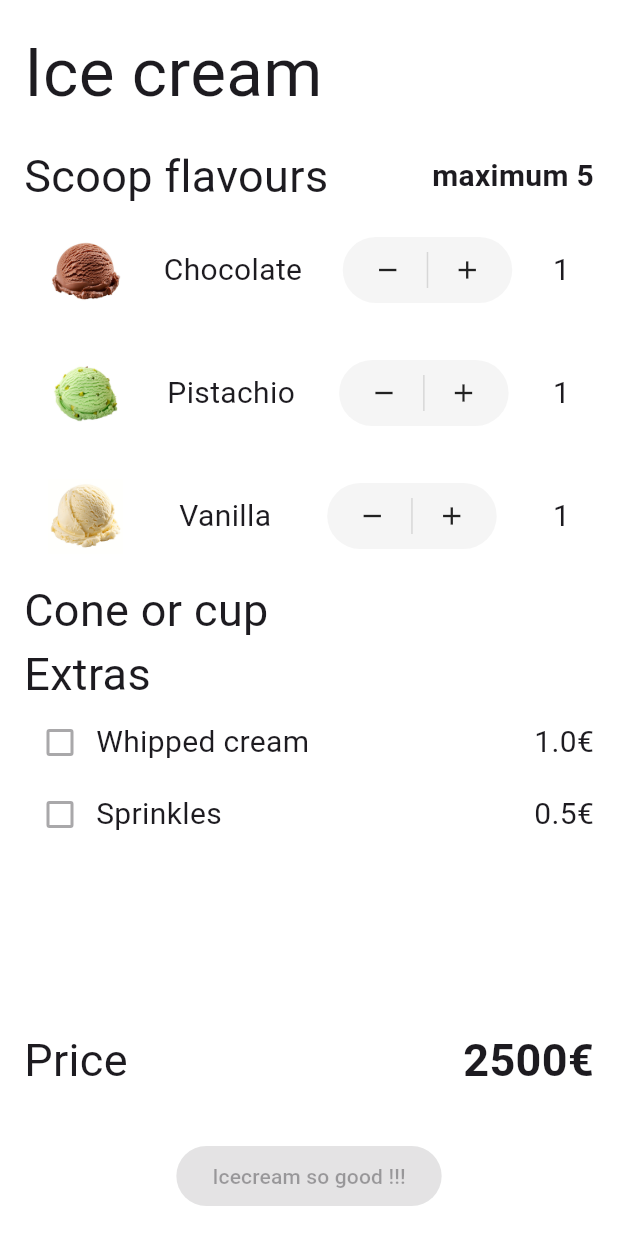
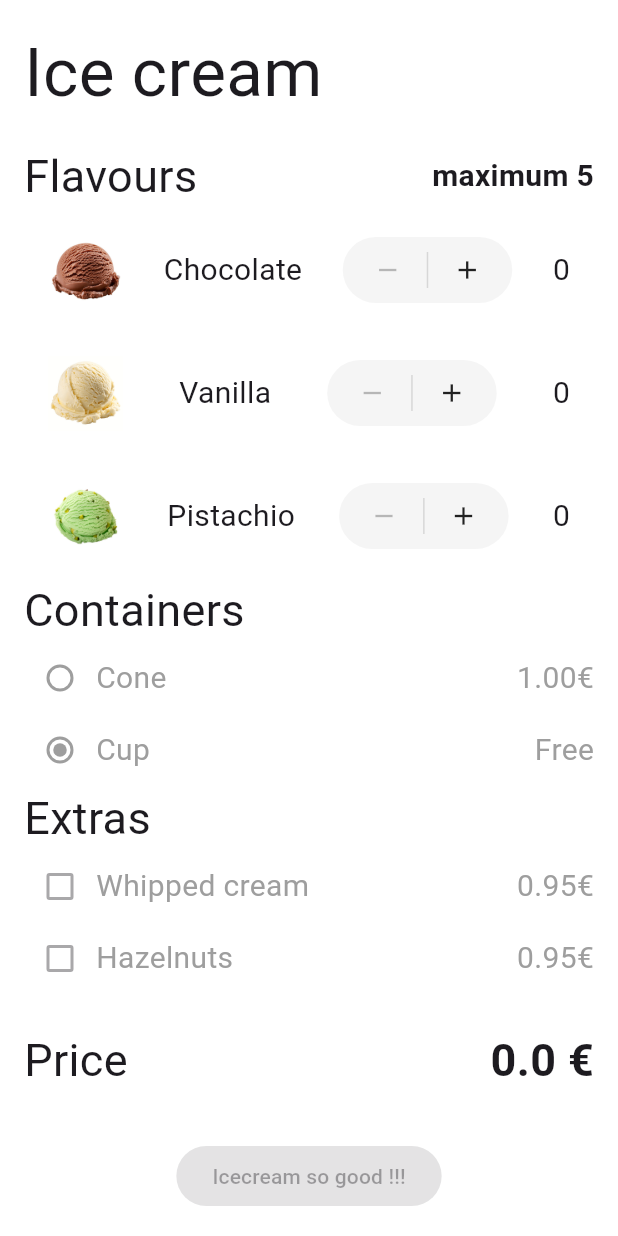
Before and after one commit to lukameunier/ice-cream, a Flutter app: the screen it shows after launch, on a phone screen of 412 x 824 dp. Run offline on Flutter 3.47's test engine with Material 3 defaults, Android fonts, the phone set to English and light mode, and no system bars; our stand-ins replace get_it.

Commit message:
feat(presenter): add the binding between the data and the view thanks to the presenter

```diff
--- a/lib/presenters/home_page_presenter.dart
+++ b/lib/presenters/home_page_presenter.dart
@@ -18,9 +18,10 @@ class HomePagePresenter extends ChangeNotifier {
   List<Extra> get extras => _repository.extras;
   List<IcecreamContainer> get containers => _repository.containers;
 
-  int get totalScoops => _selectedScoops.values.fold(0, (sum, count) => sum + count);
+  int get totalScoops =>
+      _selectedScoops.values.fold(0, (sum, count) => sum + count);
   bool get canAddScoop => totalScoops < 5;
-  bool get canMakeIcecream => totalScoops > 0;
+  bool get canMakeIcecream => totalScoops > 0 && totalScoops <= 5;
   ContainerType get selectedContainer => _selectedContainer;
 
   int getScoopCount(String flavourId) => _selectedScoops[flavourId] ?? 0;
@@ -31,7 +32,9 @@ class HomePagePresenter extends ChangeNotifier {
 
     double price = PricingService.scoopPrices[totalScoops] ?? 0;
 
-    final container = containers.firstWhere((c) => c.type == _selectedContainer);
+    final container = containers.firstWhere(
+      (c) => c.type == _selectedContainer,
+    );
     price += container.price;
 
     for (final extraId in _selectedExtras) {
@@ -99,4 +102,9 @@ class HomePagePresenter extends ChangeNotifier {
     _selectedExtras.clear();
     notifyListeners();
   }
+
+  void onContainerChanged(ContainerType? value) {
+    if (value == null) return;
+    selectContainer(value);
+  }
 }
--- a/lib/views/pages/home_page_widget.dart
+++ b/lib/views/pages/home_page_widget.dart
@@ -1,12 +1,20 @@
 import 'package:flutter/material.dart';
 import 'package:icecream/views/widgets/extras_widget.dart';
 import 'package:icecream/views/widgets/flavours_widget.dart';
+import 'package:provider/provider.dart';
+
+import '../../models/container_type.dart';
+import '../../presenters/home_page_presenter.dart';
 
 class HomePageWidget extends StatelessWidget {
   const HomePageWidget({super.key});
 
   @override
   Widget build(BuildContext context) {
+    final presenter = context.watch<HomePagePresenter>();
+
+    final enabled = presenter.totalScoops > 0;
+
     return Scaffold(
       backgroundColor: Colors.white,
       body: SafeArea(
@@ -15,26 +23,33 @@ class HomePageWidget extends StatelessWidget {
           child: Column(
             crossAxisAlignment: CrossAxisAlignment.start,
             children: [
-              Text(
-                "Ice cream",
-                style: TextStyle(fontSize: 45),
-              ),
+              Text("Ice cream", style: TextStyle(fontSize: 45)),
 
               const SizedBox(height: 16),
 
               Row(
                 mainAxisAlignment: MainAxisAlignment.spaceBetween,
-                children: const [
-                  Text(
-                    "Scoop flavours",
+                children: [
+                  const Text(
+                    "Flavours",
                     style: TextStyle(fontSize: 30),
                     textAlign: TextAlign.start,
                   ),
-                  Text(
+                  presenter.canAddScoop
+                      ? const Text(
                           "maximum 5",
                           style: TextStyle(
                             fontSize: 20,
-                        fontWeight: FontWeight.bold
+                            fontWeight: FontWeight.bold,
+                          ),
+                          textAlign: TextAlign.end,
+                        )
+                      : const Text(
+                          "Too many scooped",
+                          style: TextStyle(
+                            fontSize: 20,
+                            fontWeight: FontWeight.bold,
+                            color: Colors.red,
                           ),
                           textAlign: TextAlign.end,
                         ),
@@ -42,23 +57,74 @@ class HomePageWidget extends StatelessWidget {
               ),
 
               Column(
-                mainAxisAlignment: MainAxisAlignment.spaceBetween,
-                children: const [
-                  FlavoursWidget(imagePath: "chocolate.jpg", flavourName: "Chocolate"),
-                  FlavoursWidget(imagePath: "pistachio.jpg", flavourName: "Pistachio"),
-                  FlavoursWidget(imagePath: "vanilla.jpg", flavourName: "Vanilla"),
-                ],
+                children: presenter.flavours
+                    .map(
+                      (flavour) => FlavoursWidget(
+                        flavourId: flavour.id,
+                        imagePath: flavour.imagePath.replaceFirst(
+                          'assets/',
+                          '',
+                        ),
+                        flavourName: flavour.name,
+                      ),
+                    )
+                    .toList(),
               ),
 
               Text(
-                "Cone or cup",
+                "Containers",
                 style: TextStyle(fontSize: 30),
                 textAlign: TextAlign.start,
               ),
-              Column(
+
+              RadioGroup<ContainerType>(
+                groupValue: presenter.selectedContainer,
+                onChanged: enabled ? presenter.onContainerChanged : (_) {},
+
+                child: Column(
+                  children: presenter.containers
+                      .map(
+                        (container) => Row(
                           children: [
+                            Radio<ContainerType>(
+                              value: container.type,
 
+                              enabled: enabled,
+                              fillColor:
+                                  WidgetStateProperty.resolveWith<Color?>((
+                                    states,
+                                  ) {
+                                    if (states.contains(WidgetState.disabled)) {
+                                      return Colors.grey;
+                                    }
+                                    return Colors.blue;
+                                  }),
+                            ),
+
+                            Text(
+                              container.type == ContainerType.cone
+                                  ? "Cone"
+                                  : "Cup",
+                              style: TextStyle(
+                                fontSize: 20,
+                                color: enabled ? Colors.black : Colors.grey,
+                              ),
+                            ),
+                            const Spacer(),
+                            Text(
+                              container.price > 0
+                                  ? "${container.price.toStringAsFixed(2)}€"
+                                  : "Free",
+                              style: TextStyle(
+                                fontSize: 20,
+                                color: enabled ? Colors.black : Colors.grey,
+                              ),
+                            ),
                           ],
+                        ),
+                      )
+                      .toList(),
+                ),
               ),
 
               Text(
@@ -67,10 +133,15 @@ class HomePageWidget extends StatelessWidget {
                 textAlign: TextAlign.start,
               ),
               Column(
-                children: [
-                  ExtrasWidget(extrasName: "Whipped cream", price: 1.00),
-                  ExtrasWidget(extrasName: "Sprinkles", price: 0.50)
-                ],
+                children: presenter.extras
+                    .map(
+                      (extra) => ExtrasWidget(
+                        extraId: extra.id,
+                        extrasName: extra.name,
+                        price: extra.price,
+                      ),
+                    )
+                    .toList(),
               ),
 
               const Spacer(),
@@ -84,11 +155,8 @@ class HomePageWidget extends StatelessWidget {
                   ),
                   Expanded(child: const SizedBox()),
                   Text(
-                    "2500€",
-                    style: TextStyle(
-                        fontSize: 30,
-                        fontWeight: FontWeight.bold
-                    ),
+                    "${presenter.totalPrice.toString()} €",
+                    style: TextStyle(fontSize: 30, fontWeight: FontWeight.bold),
                     textAlign: TextAlign.start,
                   ),
                 ],
@@ -100,7 +168,9 @@ class HomePageWidget extends StatelessWidget {
                 children: [
                   Spacer(),
                   ElevatedButton(
-                    onPressed: null,
+                    onPressed: presenter.canMakeIcecream
+                        ? () => presenter.makeIcecream()
+                        : null,
                     style: ElevatedButton.styleFrom(
                       backgroundColor: Colors.blue,
                       foregroundColor: Colors.white,
--- a/lib/views/widgets/button_widget.dart
+++ b/lib/views/widgets/button_widget.dart
@@ -1,17 +1,19 @@
 import 'package:flutter/material.dart';
+import 'package:provider/provider.dart';
+
+import '../../presenters/home_page_presenter.dart';
 
 class ButtonWidget extends StatelessWidget {
-  final VoidCallback? onMinus;
-  final VoidCallback? onPlus;
+  final String flavourId;
 
-  const ButtonWidget({
-    super.key,
-    this.onMinus,
-    this.onPlus,
-  });
+  const ButtonWidget({super.key, required this.flavourId});
 
   @override
   Widget build(BuildContext context) {
+    final presenter = context.watch<HomePagePresenter>();
+    final scoopCount = presenter.getScoopCount(flavourId);
+    final canAdd = presenter.canAddScoop;
+
     return Container(
       decoration: BoxDecoration(
         color: const Color(0xFFF5F5F5),
@@ -23,32 +25,30 @@ class ButtonWidget extends StatelessWidget {
         children: [
           InkWell(
             borderRadius: BorderRadius.circular(999),
-            onTap: onMinus,
-            child: const Padding(
+            onTap: scoopCount > 0
+                ? () => presenter.removeScoop(flavourId)
+                : null,
+            child: Padding(
               padding: EdgeInsets.symmetric(horizontal: 16, vertical: 8),
               child: Icon(
                 Icons.remove,
                 size: 20,
-                color: Colors.black87,
+                color: scoopCount > 0 ? Colors.black87 : Colors.black26,
               ),
             ),
           ),
 
-          Container(
-            width: 1,
-            height: 24,
-            color: Colors.black12,
-          ),
+          Container(width: 1, height: 24, color: Colors.black12),
 
           InkWell(
             borderRadius: BorderRadius.circular(999),
-            onTap: onPlus,
-            child: const Padding(
+            onTap: canAdd ? () => presenter.addScoop(flavourId) : null,
+            child: Padding(
               padding: EdgeInsets.symmetric(horizontal: 16, vertical: 8),
               child: Icon(
                 Icons.add,
                 size: 20,
-                color: Colors.black87,
+                color: canAdd ? Colors.black87 : Colors.black26,
               ),
             ),
           ),
--- a/lib/views/widgets/extras_widget.dart
+++ b/lib/views/widgets/extras_widget.dart
@@ -1,27 +1,47 @@
 import 'package:flutter/material.dart';
+import 'package:provider/provider.dart';
+
+import '../../presenters/home_page_presenter.dart';
 
 class ExtrasWidget extends StatelessWidget {
-
+  final String extraId;
   final String extrasName;
   final double price;
 
-  const ExtrasWidget({super.key, required this.extrasName, required this.price});
+  const ExtrasWidget({
+    super.key,
+    required this.extraId,
+    required this.extrasName,
+    required this.price,
+  });
 
   @override
   Widget build(BuildContext context) {
+    final presenter = context.watch<HomePagePresenter>();
+    final isEnabled = presenter.totalScoops > 0;
+
     return Row(
       mainAxisAlignment: MainAxisAlignment.spaceBetween,
       children: [
-        Checkbox(value: false, onChanged: null),
+        Checkbox(
+          value: presenter.isExtraSelected(extraId),
+          onChanged: isEnabled ? (_) => presenter.toggleExtra(extraId) : null,
+        ),
         Text(
           extrasName,
-          style: TextStyle(fontSize: 20),
+          style: TextStyle(
+            fontSize: 20,
+            color: isEnabled ? Colors.black : Colors.grey,
+          ),
         ),
-        Expanded(child: Spacer()),
+        Spacer(),
         Text(
-          "$price€",
-          style: TextStyle(fontSize: 20),
-        )
+          "${price.toStringAsFixed(2)}€",
+          style: TextStyle(
+            fontSize: 20,
+            color: isEnabled ? Colors.black : Colors.grey,
+          ),
+        ),
       ],
     );
   }
--- a/lib/views/widgets/flavours_widget.dart
+++ b/lib/views/widgets/flavours_widget.dart
@@ -1,16 +1,25 @@
 import 'package:flutter/material.dart';
+import 'package:provider/provider.dart';
 
+import '../../presenters/home_page_presenter.dart';
 import 'button_widget.dart';
 
 class FlavoursWidget extends StatelessWidget {
-
   final String imagePath;
   final String flavourName;
+  final String flavourId;
 
-  const FlavoursWidget({super.key, required this.imagePath, required this.flavourName});
+  const FlavoursWidget({
+    super.key,
+    required this.imagePath,
+    required this.flavourName,
+    required this.flavourId,
+  });
 
   @override
   Widget build(BuildContext context) {
+    final presenter = context.watch<HomePagePresenter>();
+
     return Padding(
       padding: const EdgeInsets.all(16.0),
       child: Column(
@@ -19,17 +28,11 @@ class FlavoursWidget extends StatelessWidget {
           Row(
             mainAxisAlignment: MainAxisAlignment.spaceBetween,
             children: [
-              Image(
-                image: AssetImage("${"assets/"}$imagePath"),
-                height: 50,
-              ),
+              Image(image: AssetImage("${"assets/"}$imagePath"), height: 50),
+              Text(flavourName, style: TextStyle(fontSize: 20)),
+              ButtonWidget(flavourId: flavourId),
               Text(
-                flavourName,
-                style: TextStyle(fontSize: 20),
-              ),
-              const ButtonWidget(),
-              Text(
-                "1",
+                presenter.getScoopCount(flavourId).toString(),
                 style: TextStyle(fontSize: 20),
               ),
             ],
```
Lines whose indentation alone changed are shown as unchanged.
